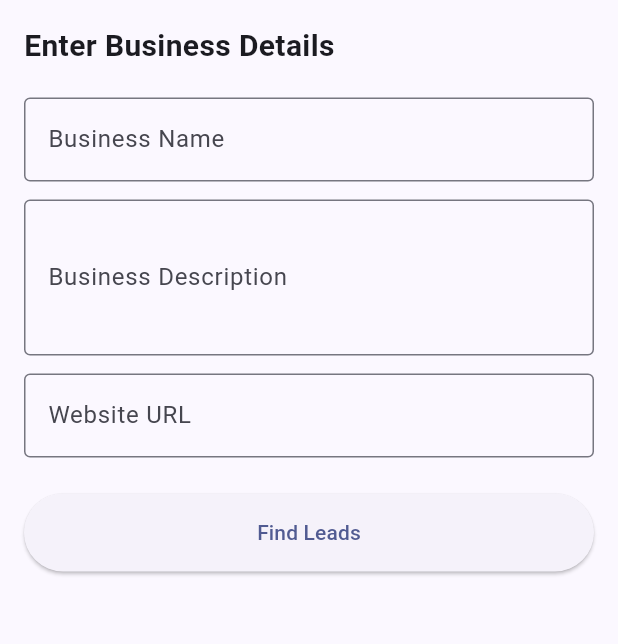
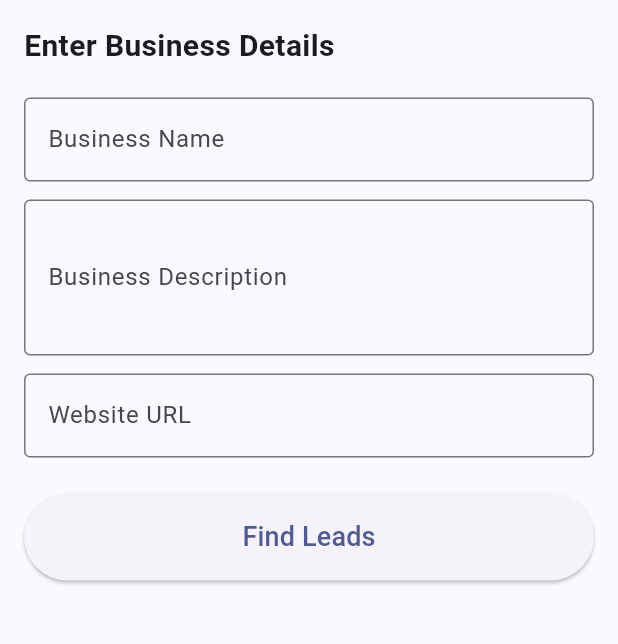
Before and after one commit to Devishree07/smart-marketing, a Flutter app: the screen it shows after launch, on a phone screen of 412 x 824 dp, the part 84-728 px from its top. Run offline on Flutter 3.47's test engine with Material 3 defaults, Android fonts, the phone set to English and light mode, and no system bars.

Commit message:
home screen ui is done

```diff
--- a/lib/main.dart
+++ b/lib/main.dart
@@ -20,8 +20,8 @@ class MyApp extends StatelessWidget {
       ),
       home: const HomeScreen(),
       routes: {
-        '/leads': (context) => const LeadsScreen(),
-        '/results': (context) => const ResultsScreen(),
+        '/leads': (context) => LeadsScreen(),
+'/results': (context) => ResultsScreen(),
       },
     );
   }
--- a/lib/screens/home_screen.dart
+++ b/lib/screens/home_screen.dart
@@ -59,7 +59,7 @@ class _HomeScreenState extends State<HomeScreen> {
               style: ElevatedButton.styleFrom(
                 padding: const EdgeInsets.all(16),
               ),
-              child: const Text('Find Leads', fontSize: 18),
+              child: const Text('Find Leads', style: TextStyle(fontSize: 18)),
             ),
           ],
         ),
--- a/lib/screens/results_screen.dart
+++ b/lib/screens/results_screen.dart
@@ -1,5 +1,4 @@
 import 'package:flutter/material.dart';
-import '../models/lead.dart';
 
 class ResultsScreen extends StatelessWidget {
   const ResultsScreen({super.key});
```
Also changed, not shown: lib/screens/leads_screen.dart (+61 -0 lines).
